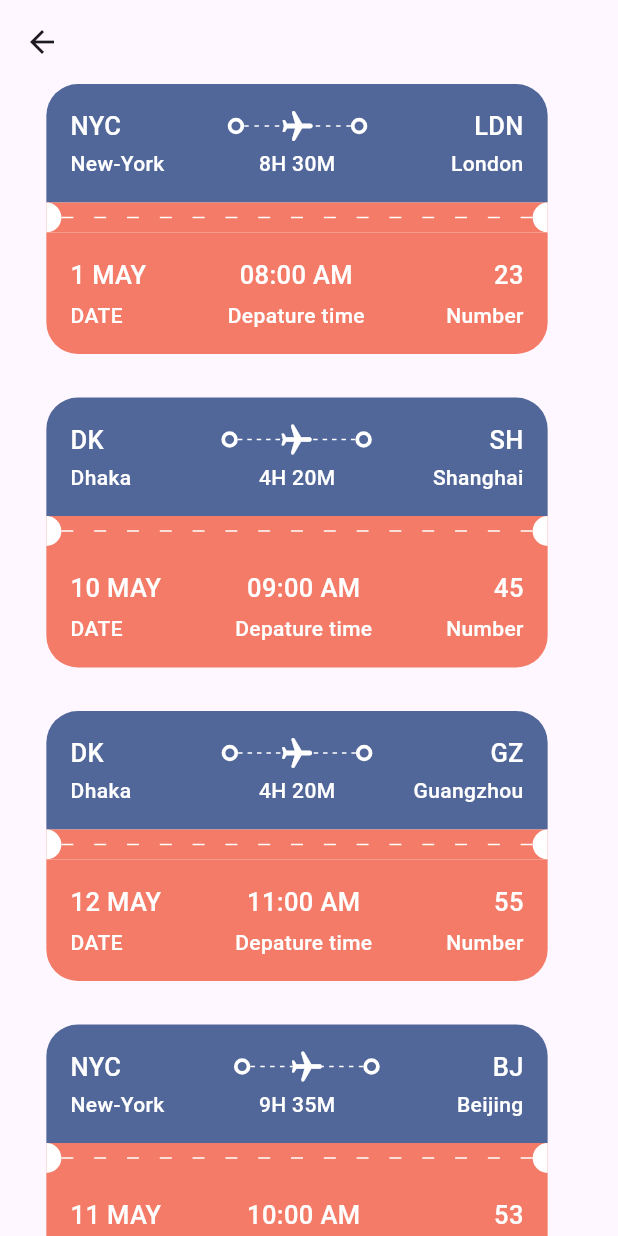
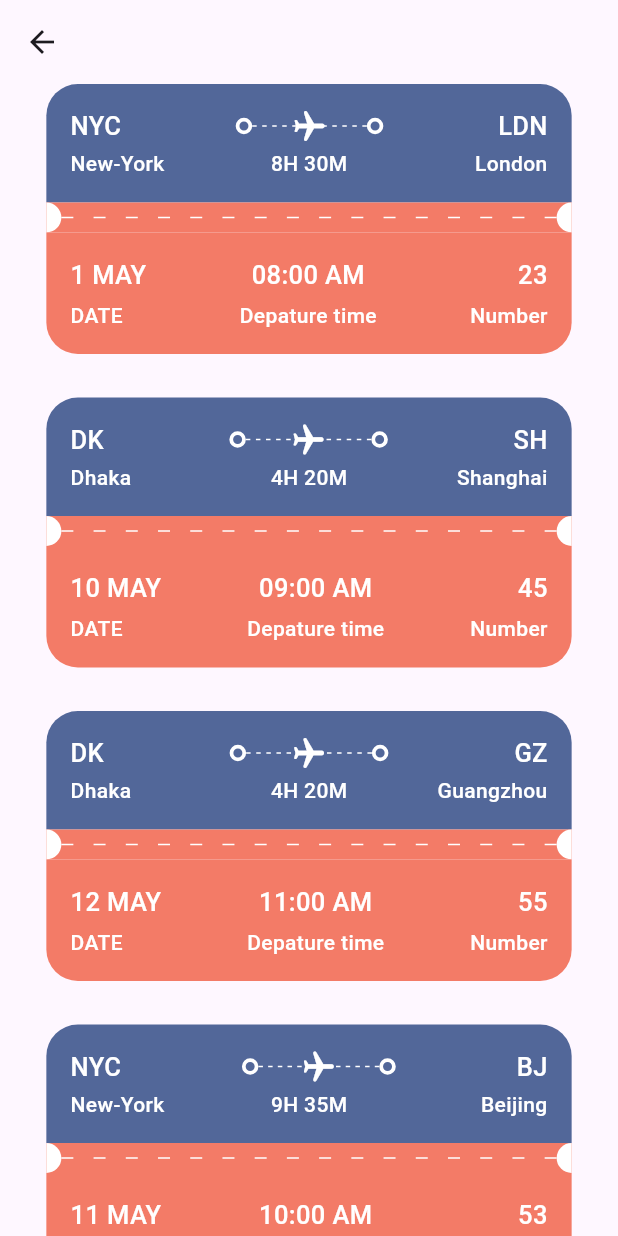
Before and after one commit to KHALEDKHLYAN/TIckets_App, a Flutter app: the screen it shows after launch, after a tap on "View All", on a phone screen of 412 x 824 dp. Run offline on Flutter 3.47's test engine with Material 3 defaults, Android fonts, the phone set to English and light mode, and no system bars; our stand-ins replace fluentui_icons.

Commit message:
Hotels container

```diff
--- a/analysis_options.yaml
+++ b/analysis_options.yaml
@@ -12,7 +12,7 @@ analyzer:
     non_constant_identifier_names: ignore
     prefer_const_constructors: ignore
     prefer_const_constructors_in_immutables: ignore
-    prefer_const_literals_to_create_immutables: ignore
+    prefer_const_literals_to_create_immutables: ignore ignore
     prefer_typing_uninitialized_variables: ignore
 include: package:flutter_lints/flutter.yaml
 
--- a/lib/base/widgets/app_double_text.dart
+++ b/lib/base/widgets/app_double_text.dart
@@ -1,13 +1,15 @@
 import 'package:flutter/material.dart';
 import 'package:ticket_app/base/res/styles/app_styles.dart';
+// ignore: unused_import
 import 'package:ticket_app/screens/all_tickets.dart';
 
 class AppDoubleText extends StatelessWidget {
   const AppDoubleText(
-      {super.key, required this.bigText, required this.smallText});
+      {super.key, required this.bigText, required this.smallText, required this.func});
 
   final String bigText;
   final String smallText;
+  final VoidCallback func;
 
   @override
   Widget build(BuildContext context) {
@@ -16,14 +18,7 @@ class AppDoubleText extends StatelessWidget {
       children: [
         Text(bigText, style: AppStyles.headLineStyle2),
         InkWell(
-          onTap: () {
-            Navigator.push<void>(
-              context,
-              MaterialPageRoute<void>(
-                builder: (BuildContext context) => AllTickets(),
-              ),
-            );
-          },
+          onTap: func,
           child: Text(smallText,
               style: AppStyles.headLineStyle3
                   .copyWith(color: AppStyles.primaryColor)),
--- a/lib/base/widgets/ticket_view.dart
+++ b/lib/base/widgets/ticket_view.dart
@@ -9,7 +9,9 @@ import 'package:ticket_app/base/widgets/text_style_third.dart';
 
 class TicketView extends StatelessWidget {
    final Map <String, dynamic> ticket;
-  const TicketView({super.key, required this.ticket});
+   final bool wholeScreen;
+
+  const TicketView({super.key, required this.ticket, this.wholeScreen=false});
 
   @override
   Widget build(BuildContext context) {
@@ -19,7 +21,7 @@ class TicketView extends StatelessWidget {
       width: size.width * 0.85,
       height: 189,
       child: Container(
-        margin: EdgeInsets.only(right: 16),
+        margin: EdgeInsets.only(right: wholeScreen==true?0:16),
         child: Column(
           children: [
             //Blue part of the Ticket
--- a/lib/main.dart
+++ b/lib/main.dart
@@ -2,6 +2,7 @@
 
 import 'package:flutter/material.dart';
 import 'package:ticket_app/base/bottom_nav_bar.dart';
+import 'package:ticket_app/screens/all_tickets.dart';
 
 void main() {
   runApp(const MyApp());
@@ -12,9 +13,13 @@ class MyApp extends StatelessWidget {
 
   @override
   Widget build(BuildContext context) {
-    return  MaterialApp(
+    return MaterialApp(
       debugShowCheckedModeBanner: false,
-      home:  BottomNavBar()
+      home: BottomNavBar(),
+      routes: {
+        // "/": (context) => const BottomNavBar(),
+        "/all_tickets": (context) => AllTickets(),
+      },
     );
   }
 }
--- a/lib/screens/all_tickets.dart
+++ b/lib/screens/all_tickets.dart
@@ -14,10 +14,9 @@ class AllTickets extends StatelessWidget {
           SingleChildScrollView(
             child: Column(
               children: ticketList
-                  .map((SingleTicket) =>
-                      Container(
-                        margin: EdgeInsets.only(bottom: 20),
-                        child: TicketView(ticket: SingleTicket)))
+                  .map((SingleTicket) => Container(
+                      margin: EdgeInsets.only(bottom: 20),
+                      child: TicketView(ticket: SingleTicket, wholeScreen:true)))
                   .toList(),
             ),
           )
--- a/lib/screens/home_screen.dart
+++ b/lib/screens/home_screen.dart
@@ -7,6 +7,7 @@ import 'package:ticket_app/base/res/styles/app_styles.dart';
 import 'package:ticket_app/base/utils/all_json.dart';
 import 'package:ticket_app/base/widgets/app_double_text.dart';
 import 'package:ticket_app/base/widgets/ticket_view.dart';
+import 'package:ticket_app/screens/widgets/hotels.dart';
 
 class HomeScreen extends StatelessWidget {
   const HomeScreen({super.key});
@@ -78,6 +79,7 @@ class HomeScreen extends StatelessWidget {
                 AppDoubleText(
                   bigText: 'Upcoming Flights',
                   smallText: 'View All',
+                  func: () => Navigator.pushNamed(context, "/all_tickets"),
                 ),
                 SizedBox(
                   height: 20,
@@ -87,6 +89,15 @@ class HomeScreen extends StatelessWidget {
                   child: Row(
                       children: ticketList.map((singleTicket) =>  TicketView(ticket:singleTicket)).toList()),
                 ),
+                SizedBox(
+                  height: 10,
+                ),
+                AppDoubleText(
+                  bigText: 'Hotels',
+                  smallText: 'View All',
+                  func: () {},
+                ),
+                Hotels(),
               ],
             ),
           ),
--- /dev/null
+++ b/lib/screens/widgets/hotels.dart
@@ -0,0 +1,10 @@
+import 'package:flutter/material.dart';
+
+class Hotels extends StatelessWidget {
+  const Hotels({super.key});
+
+  @override
+  Widget build(BuildContext context) {
+    return const Placeholder();
+  }
+}
```
